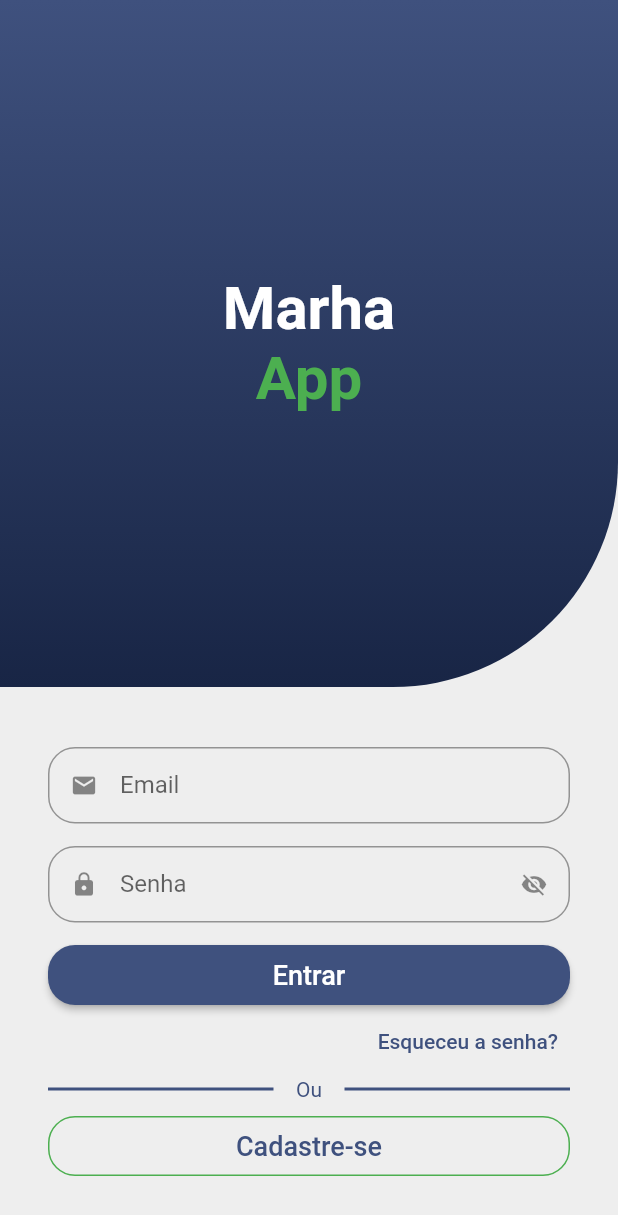
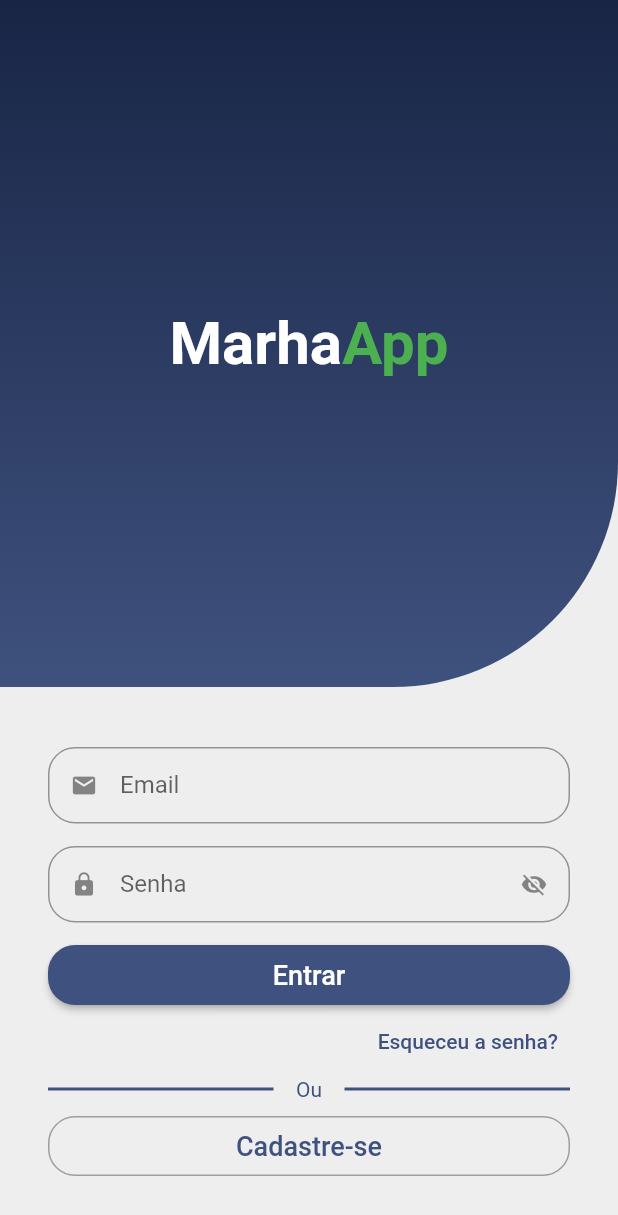
Before and after one commit to samuelfer/marhapass, a Flutter app: the screen it shows after launch, on a phone screen of 412 x 824 dp. Shown: the top 1215 px of the screen. Run offline on Flutter 3.47's test engine with Material 2 defaults, Android fonts, the phone set to English and light mode, and no system bars; our stand-ins replace snippet_coder_utils.

Commit message:
Add class para customização de cores

```diff
--- a/lib/main.dart
+++ b/lib/main.dart
@@ -16,7 +16,7 @@ class MyApp extends StatelessWidget {
     return MaterialApp(
       title: 'MarhaApp',
       theme: ThemeData(
-        primarySwatch: Colors.green,
+        primarySwatch: Colors.deepPurple,
       ),
       debugShowCheckedModeBanner: false,
       routes: {
--- /dev/null
+++ b/lib/src/config/custom_colors.dart
@@ -0,0 +1,37 @@
+import 'package:flutter/material.dart';
+
+Map<int, Color> _swatchOpacityLight = {
+  50: const Color.fromRGBO(63, 81, 126, .1),
+  10: const Color.fromRGBO(63, 81, 126, .2),
+  200: const Color.fromRGBO(63, 81, 126, .3),
+  300: const Color.fromRGBO(63, 81, 126, .4),
+  400: const Color.fromRGBO(63, 81, 126, .5),
+  500: const Color.fromRGBO(63, 81, 126, .6),
+  600: const Color.fromRGBO(63, 81, 126, .7),
+  700: const Color.fromRGBO(63, 81, 126, .8),
+  800: const Color.fromRGBO(63, 81, 126, .9),
+  900: const Color.fromRGBO(63, 81, 126, 1),
+};
+
+Map<int, Color> _swatchOpacityDark = {
+  50: const Color.fromRGBO(24, 37, 69, .1),
+  10: const Color.fromRGBO(24, 37, 69, .2),
+  200: const Color.fromRGBO(24, 37, 69, .3),
+  300: const Color.fromRGBO(24, 37, 69, .4),
+  400: const Color.fromRGBO(24, 37, 69, .5),
+  500: const Color.fromRGBO(24, 37, 69, .6),
+  600: const Color.fromRGBO(24, 37, 69, .7),
+  700: const Color.fromRGBO(24, 37, 69, .8),
+  800: const Color.fromRGBO(24, 37, 69, .9),
+  900: const Color.fromRGBO(24, 37, 69, 1),
+};
+
+abstract class CustomColors {
+  static Color customColorPrimary = const Color.fromRGBO(63, 81, 126, 5);
+
+  static MaterialColor customSwatchColorLight =
+      MaterialColor(0xFF3f517e, _swatchOpacityLight);
+
+  static MaterialColor customSwatchColorDark =
+      MaterialColor(0xFF182545, _swatchOpacityDark);
+}
--- a/lib/src/pages/auth/signin_screen.dart
+++ b/lib/src/pages/auth/signin_screen.dart
@@ -13,9 +13,15 @@ class SigninScreenPage extends StatefulWidget {
 class _SigninScreenPageState extends State<SigninScreenPage> {
   @override
   Widget build(BuildContext context) {
+    final size = MediaQuery.of(context).size;
+
     return Scaffold(
       backgroundColor: Colors.grey[200],
-      body: Column(
+      body: SingleChildScrollView(
+        child: SizedBox(
+          height: size.height,
+          width: size.width,
+          child: Column(
             mainAxisAlignment: MainAxisAlignment.start,
             crossAxisAlignment: CrossAxisAlignment.start,
             children: [
@@ -92,8 +98,8 @@ class _SigninScreenPageState extends State<SigninScreenPage> {
                             ),
                             child: Text(
                               "Ou",
-                          style:
-                              TextStyle(color: Color.fromRGBO(63, 81, 126, 5)),
+                              style: TextStyle(
+                                  color: Color.fromRGBO(63, 81, 126, 5)),
                             ),
                           ),
                           Expanded(
@@ -118,7 +124,7 @@ class _SigninScreenPageState extends State<SigninScreenPage> {
                           ),
                           side: const BorderSide(
                             width: 1,
-                        color: Colors.green,
+                            color: Colors.grey,
                           ),
                         ),
                         onPressed: () {},
@@ -136,6 +142,8 @@ class _SigninScreenPageState extends State<SigninScreenPage> {
               ),
             ],
           ),
+        ),
+      ),
     );
   }
 }
--- a/lib/src/pages/components/custom_header_expanded.dart
+++ b/lib/src/pages/components/custom_header_expanded.dart
@@ -1,24 +1,22 @@
-import 'package:flutter/cupertino.dart';
 import 'package:flutter/material.dart';
-
-import 'package:snippet_coder_utils/hex_color.dart';
+import 'package:marhapass/src/config/custom_colors.dart';
 
 class CustomHeaderExpanded extends StatelessWidget {
   const CustomHeaderExpanded({super.key});
 
   @override
   Widget build(BuildContext context) {
+    final size = MediaQuery.of(context).size;
     return Expanded(
       child: Container(
-        width: MediaQuery.of(context).size.width,
-        height: MediaQuery.of(context).size.height / 3.5,
+        width: size.width,
         decoration: BoxDecoration(
           gradient: LinearGradient(
             begin: Alignment.topCenter,
             end: Alignment.bottomCenter,
             colors: [
-              HexColor("#3f517e"),
-              HexColor("#182545"),
+              CustomColors.customSwatchColorDark,
+              CustomColors.customSwatchColorLight,
             ],
           ),
           borderRadius: const BorderRadius.only(
@@ -41,20 +39,16 @@ class CustomHeaderExpanded extends StatelessWidget {
                   TextSpan(
                     text: "Marha",
                   ),
-                  ]),
-            ),
-            Text.rich(
                   TextSpan(
+                    text: "App",
                     style: TextStyle(
                       fontSize: 40,
                       fontWeight: FontWeight.bold,
                       color: Colors.green,
                     ),
-                  children: [
-                    TextSpan(
-                      text: "App",
                   ),
-                  ]),
+                ],
+              ),
             ),
           ],
         ),
```
Lines whose indentation alone changed are shown as unchanged.
